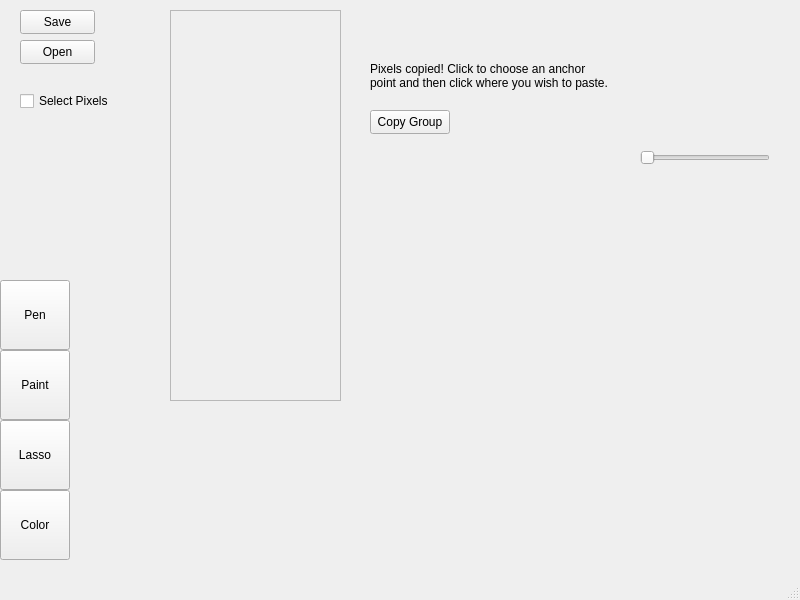
Qt form spriteeditor.ui (25hlarsen4/Sprite-Editor) before a commit.
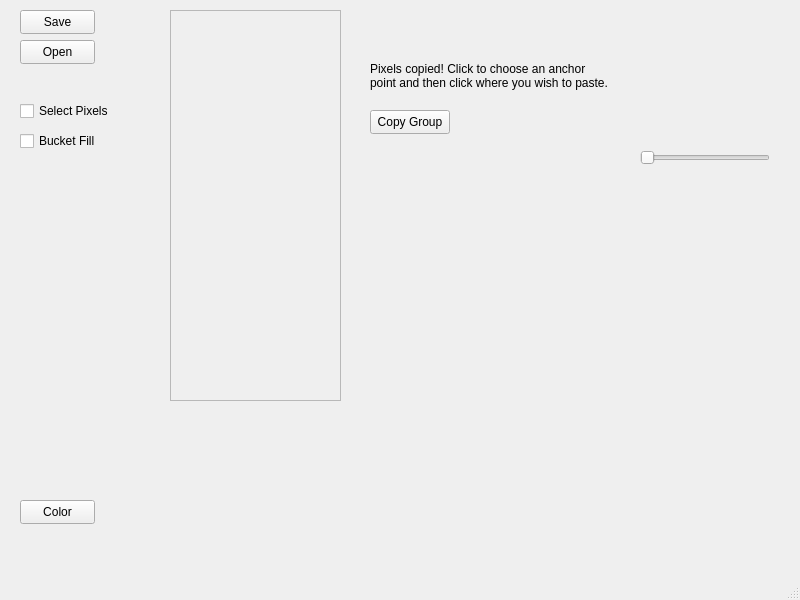
The same form after that commit. Custom widgets are drawn as their Qt base class.

Patch:
```diff
--- a/spriteeditor.ui
+++ b/spriteeditor.ui
@@ -70,68 +70,6 @@
      <enum>Qt::Horizontal</enum>
     </property>
    </widget>
-   <widget class="QWidget" name="widget" native="true">
-    <property name="geometry">
-     <rect>
-      <x>0</x>
-      <y>280</y>
-      <width>70</width>
-      <height>280</height>
-     </rect>
-    </property>
-    <widget class="QPushButton" name="penButton">
-     <property name="geometry">
-      <rect>
-       <x>0</x>
-       <y>0</y>
-       <width>70</width>
-       <height>70</height>
-      </rect>
-     </property>
-     <property name="text">
-      <string>Pen</string>
-     </property>
-    </widget>
-    <widget class="QPushButton" name="paintButton">
-     <property name="geometry">
-      <rect>
-       <x>0</x>
-       <y>70</y>
-       <width>70</width>
-       <height>70</height>
-      </rect>
-     </property>
-     <property name="text">
-      <string>Paint</string>
-     </property>
-    </widget>
-    <widget class="QPushButton" name="lassoButton">
-     <property name="geometry">
-      <rect>
-       <x>0</x>
-       <y>140</y>
-       <width>70</width>
-       <height>70</height>
-      </rect>
-     </property>
-     <property name="text">
-      <string>Lasso</string>
-     </property>
-    </widget>
-    <widget class="QPushButton" name="colorButton">
-     <property name="geometry">
-      <rect>
-       <x>0</x>
-       <y>210</y>
-       <width>70</width>
-       <height>70</height>
-      </rect>
-     </property>
-     <property name="text">
-      <string>Color</string>
-     </property>
-    </widget>
-   </widget>
    <widget class="QPushButton" name="copyGroupButton">
     <property name="geometry">
      <rect>
@@ -149,7 +87,7 @@
     <property name="geometry">
      <rect>
       <x>20</x>
-      <y>90</y>
+      <y>100</y>
       <width>91</width>
       <height>22</height>
      </rect>
@@ -187,6 +125,19 @@
      <string>Save</string>
     </property>
    </widget>
+   <widget class="QCheckBox" name="bucketFillBox">
+    <property name="geometry">
+     <rect>
+      <x>20</x>
+      <y>130</y>
+      <width>77</width>
+      <height>22</height>
+     </rect>
+    </property>
+    <property name="text">
+     <string>Bucket Fill</string>
+    </property>
+   </widget>
    <widget class="QPushButton" name="openButton">
     <property name="geometry">
      <rect>
@@ -200,6 +151,19 @@
      <string>Open</string>
     </property>
    </widget>
+   <widget class="QPushButton" name="colorButton">
+    <property name="geometry">
+     <rect>
+      <x>20</x>
+      <y>500</y>
+      <width>75</width>
+      <height>24</height>
+     </rect>
+    </property>
+    <property name="text">
+     <string>Color</string>
+    </property>
+   </widget>
   </widget>
   <widget class="QMenuBar" name="menubar">
    <property name="geometry">
```
